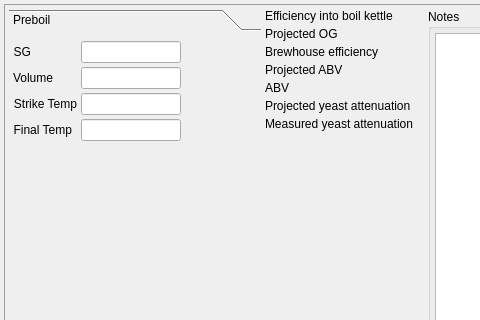
The window that ui/brewNoteWidget.ui (Brewken/brewken) describes before a commit, drawn with Qt 5; both pictures show x 0 to 480 and y 0 to 320 of the 636 by 448 pixel window.
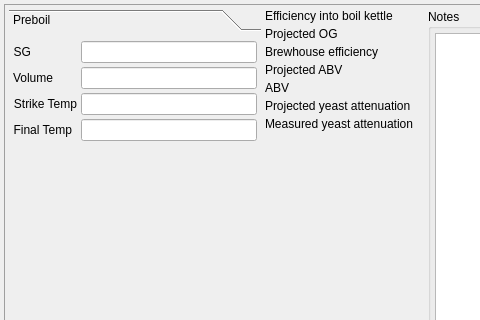
The same window after the commit. Icons and pictures are not drawn. Custom widgets are drawn as their Qt base class.

Commit message: BrewNote editor tidy-up

Diff of the .ui file:
```diff
--- a/ui/brewNoteWidget.ui
+++ b/ui/brewNoteWidget.ui
@@ -95,24 +95,6 @@
              </item>
              <item row="0" column="1">
               <widget class="SmartLineEdit" name="lineEdit_Sg">
-               <property name="sizePolicy">
-                <sizepolicy hsizetype="Minimum" vsizetype="Fixed">
-                 <horstretch>0</horstretch>
-                 <verstretch>0</verstretch>
-                </sizepolicy>
-               </property>
-               <property name="minimumSize">
-                <size>
-                 <width>100</width>
-                 <height>0</height>
-                </size>
-               </property>
-               <property name="maximumSize">
-                <size>
-                 <width>100</width>
-                 <height>16777215</height>
-                </size>
-               </property>
                <property name="toolTip">
                 <string>Preboil gravity</string>
                </property>
@@ -139,24 +121,6 @@
              </item>
              <item row="1" column="1">
               <widget class="SmartLineEdit" name="lineEdit_volIntoBk">
-               <property name="sizePolicy">
-                <sizepolicy hsizetype="Minimum" vsizetype="Fixed">
-                 <horstretch>0</horstretch>
-                 <verstretch>0</verstretch>
-                </sizepolicy>
-               </property>
-               <property name="minimumSize">
-                <size>
-                 <width>100</width>
-                 <height>0</height>
-                </size>
-               </property>
-               <property name="maximumSize">
-                <size>
-                 <width>100</width>
-                 <height>16777215</height>
-                </size>
-               </property>
                <property name="toolTip">
                 <string>Volume of wort collected</string>
                </property>
@@ -180,24 +144,6 @@
              </item>
              <item row="2" column="1">
               <widget class="SmartLineEdit" name="lineEdit_strikeTemp">
-               <property name="sizePolicy">
-                <sizepolicy hsizetype="Minimum" vsizetype="Fixed">
-                 <horstretch>0</horstretch>
-                 <verstretch>0</verstretch>
-                </sizepolicy>
-               </property>
-               <property name="minimumSize">
-                <size>
-                 <width>100</width>
-                 <height>0</height>
-                </size>
-               </property>
-               <property name="maximumSize">
-                <size>
-                 <width>100</width>
-                 <height>16777215</height>
-                </size>
-               </property>
                <property name="toolTip">
                 <string>Temperature of strike water before dough in</string>
                </property>
@@ -221,24 +167,6 @@
              </item>
              <item row="3" column="1">
               <widget class="SmartLineEdit" name="lineEdit_mashFinTemp">
-               <property name="sizePolicy">
-                <sizepolicy hsizetype="Minimum" vsizetype="Fixed">
-                 <horstretch>0</horstretch>
-                 <verstretch>0</verstretch>
-                </sizepolicy>
-               </property>
-               <property name="minimumSize">
-                <size>
-                 <width>100</width>
-                 <height>0</height>
-                </size>
-               </property>
-               <property name="maximumSize">
-                <size>
-                 <width>100</width>
-                 <height>16777215</height>
-                </size>
-               </property>
                <property name="toolTip">
                 <string>Temperature of mash before mash out</string>
                </property>
```
Left out of the diff: 117 changed lines with no effect on the pictures. The commit also changes 8 other files.
